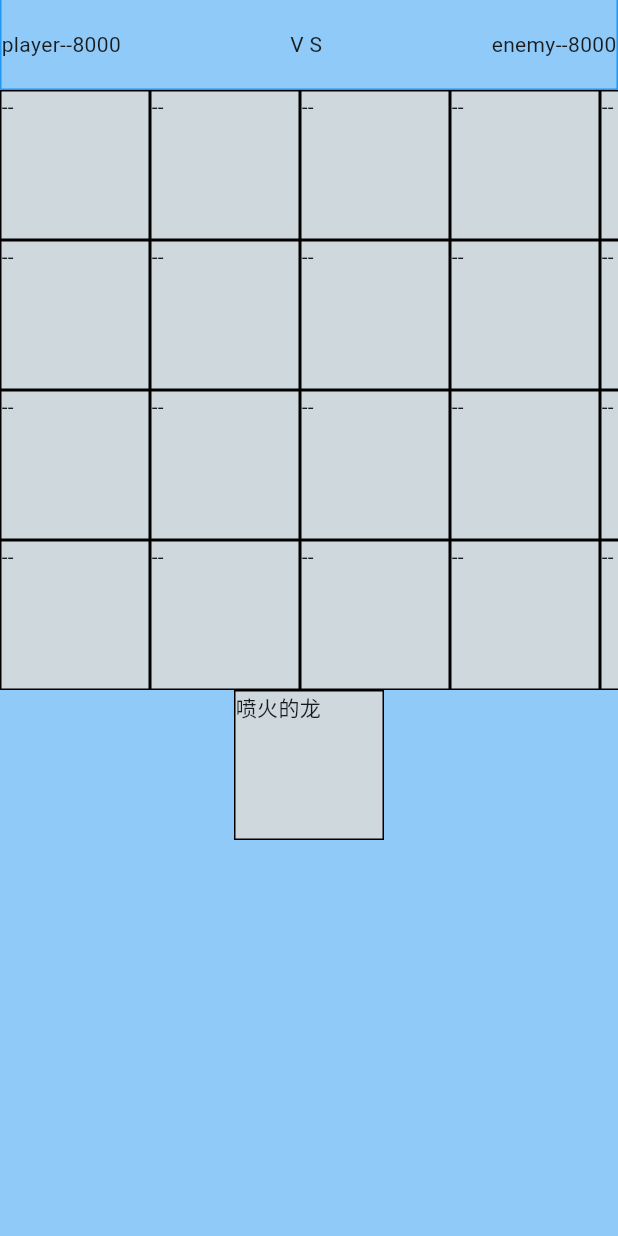
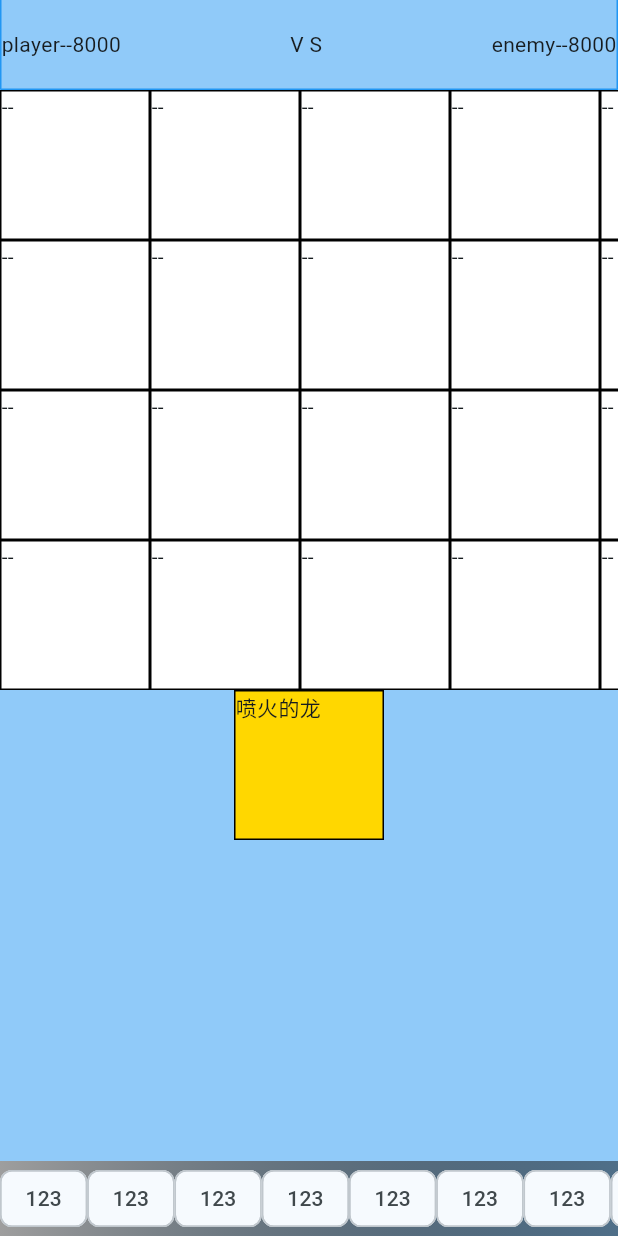
Before and after one commit to qmkopl/appygo, a Flutter app: the DuelStandByPage screen opened by its route, on a phone screen of 412 x 824 dp. Run offline on Flutter 3.47's test engine with Material 3 defaults, Android fonts, the phone set to English and light mode, and no system bars; our stand-ins replace get.

Commit message:
feat: 放弃

```diff
--- a/lib/pages/duel_stand_by/controller.dart
+++ b/lib/pages/duel_stand_by/controller.dart
@@ -1,5 +1,5 @@
 import 'package:appygo/class/card/monster/monster.dart';
-import 'package:appygo/class/player/player.dart';
+import 'package:appygo/util/turn_controller.dart';
 import 'package:get/get.dart';
 
 import 'index.dart';
@@ -14,6 +14,12 @@ class DuelStandByController extends GetxController {
     update(['duel_stand_by']);
   }
 
+  late TurnController tc;
+  void turnController() {
+    tc = TurnController([state.playerOne, state.playerTwo]);
+    tc.outA();
+  }
+
   void initHand() {
     state.playerOne.hand.add(monster['fire_dragon']!);
   }
@@ -22,6 +28,7 @@ class DuelStandByController extends GetxController {
   @override
   void onInit() {
     super.onInit();
+    turnController();
     initHand();
     update(['duel_stand_by']);
   }
--- a/lib/pages/duel_stand_by/state.dart
+++ b/lib/pages/duel_stand_by/state.dart
@@ -3,4 +3,7 @@ import 'package:appygo/class/player/player.dart';
 class DuelStandByState {
   PlayerInfo playerOne = PlayerInfo('player', 8000, 1);
   PlayerInfo playerTwo = PlayerInfo('enemy', 8000, 1);
+
+  bool operate = false;
+  List operationItem = [];
 }
--- a/lib/pages/duel_stand_by/view.dart
+++ b/lib/pages/duel_stand_by/view.dart
@@ -1,6 +1,7 @@
+import 'package:appygo/class/card/monster/ygo_monster.dart';
 import 'package:appygo/class/card/ygo_card.dart';
+import 'package:appygo/enum/card.dart';
 import 'package:flutter/material.dart';
-import 'package:flutter/widgets.dart';
 import 'package:get/get.dart';
 
 import 'index.dart';
@@ -14,9 +15,12 @@ class DuelStandByPage extends GetWidget<DuelStandByController> {
       id: 'duel_stand_by',
       builder: (_) {
         return Scaffold(
-          body: SingleChildScrollView(
+          body: Stack(
+            children: [
+              SingleChildScrollView(
                 child: Container(
-              padding: EdgeInsets.only(top: MediaQuery.of(context).padding.top),
+                  padding:
+                      EdgeInsets.only(top: MediaQuery.of(context).padding.top),
                   decoration: BoxDecoration(
                     color: Colors.blue[200],
                   ),
@@ -93,20 +97,76 @@ class DuelStandByPage extends GetWidget<DuelStandByController> {
                   ),
                 ),
               ),
+              Positioned(
+                // top: MediaQuery.of(context).size.height - 50,
+                left: 0,
+                right: 0,
+                bottom: 0,
+                child: Container(
+                    height: 50,
+                    decoration: const BoxDecoration(
+                      gradient: LinearGradient(
+                        colors: [Colors.grey, Colors.black45],
+                      ),
+                    ),
+                    child: const SingleChildScrollView(
+                      scrollDirection: Axis.horizontal,
+                      child: Row(
+                        children: [
+                          Chip(label: Text('123')),
+                          Chip(label: Text('123')),
+                          Chip(label: Text('123')),
+                          Chip(label: Text('123')),
+                          Chip(label: Text('123')),
+                          Chip(label: Text('123')),
+                          Chip(label: Text('123')),
+                          Chip(label: Text('123')),
+                          Chip(label: Text('123')),
+                          Chip(label: Text('123')),
+                        ],
+                      ),
+                    )),
+              ),
+            ],
+          ),
         );
       },
     );
   }
 
   Widget easyFieldRender(YgoCard? e) {
+    Color c = Colors.white;
+    if (e?.finalType == CardFinalType.monster) {
+      c = (e as YgoMonsterCard).monsterType.color;
+    } else if (e?.finalType != null) {
+      c = e!.finalType.color;
+    }
     return Container(
       height: 100,
       width: 100,
       decoration: BoxDecoration(
-        color: Colors.blueGrey[100],
+        color: c,
         border: Border.all(width: 1),
       ),
       child: Text(e?.name ?? '--'),
     );
   }
+
+  Widget handRender(YgoCard e) {
+    Color c = Colors.white;
+    if (e.finalType == CardFinalType.monster) {
+      c = (e as YgoMonsterCard).monsterType.color;
+    } else {
+      c = e.finalType.color;
     }
+    return Container(
+      height: 100,
+      width: 100,
+      decoration: BoxDecoration(
+        color: c,
+        border: Border.all(width: 1),
+      ),
+      child: Text(e.name),
+    );
+  }
+}
--- /dev/null
+++ b/lib/util/turn_controller.dart
@@ -0,0 +1,15 @@
+import 'package:appygo/class/player/player.dart';
+import 'package:appygo/enum/turn.dart';
+
+class TurnController {
+  List a = [];
+  TurnController(List<PlayerInfo> playerList) {
+    playerList
+        .map((e) => a.addAll(Turn.values.map((turn) => turn).toList()))
+        .toList();
+  }
+
+  outA() {
+    print(a);
+  }
+}
```
Lines whose indentation alone changed are shown as unchanged.
